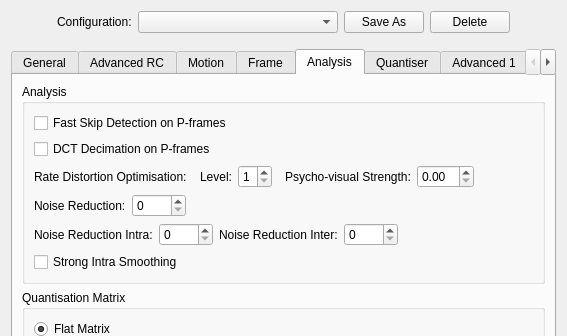
Above: avidemux_plugins/ADM_videoEncoder/x265/qt4/x265ConfigDialog.ui from mean00/avidemux2 before the change; both pictures show x 0 to 567 and y 0 to 336 of the 567 by 772 pixel window. Below: the same form after it.
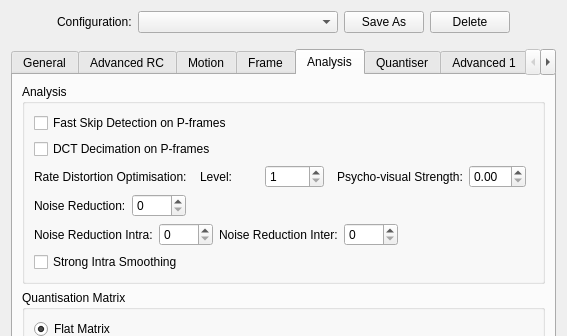
That is the form after the change. The open tabs and pages were chosen to show the change.

Commit message:
[x265] Change RDO UI to grid layout
Change the horizonal layout to a grid, with just one row for now.  This
does the spacing better between the elements.  And it will line up much
better when another row is added for rdoq settings.

```diff
--- a/avidemux_plugins/ADM_videoEncoder/x265/qt4/x265ConfigDialog.ui
+++ b/avidemux_plugins/ADM_videoEncoder/x265/qt4/x265ConfigDialog.ui
@@ -1774,16 +1774,18 @@
            </widget>
           </item>
           <item>
-           <layout class="QHBoxLayout" name="horizontalLayout_5">
-            <item>
+           <layout class="QGridLayout">
+            <item row="0" column="0">
              <widget class="QLabel" name="lblRDO">
               <property name="text">
                <string>Rate Distortion Optimisation:</string>
               </property>
              </widget>
             </item>
+            <item row="0" column="1">
+             <layout class="QHBoxLayout">
             <item>
-             <spacer name="horizontalSpacer_15">
+               <spacer>
               <property name="orientation">
                <enum>Qt::Horizontal</enum>
               </property>
@@ -1807,12 +1809,16 @@
              </widget>
             </item>
             <item>
-             <spacer name="horizontalSpacer_16">
+               <spacer>
               <property name="orientation">
                <enum>Qt::Horizontal</enum>
               </property>
              </spacer>
             </item>
+             </layout>
+            </item>
+            <item row="0" column="2">
+             <layout class="QHBoxLayout">
             <item>
              <widget class="QLabel" name="lblRDOLevel">
               <property name="text">
@@ -1831,17 +1837,13 @@
              </widget>
             </item>
             <item>
-             <spacer name="spacer_34">
+               <spacer>
               <property name="orientation">
                <enum>Qt::Horizontal</enum>
               </property>
-              <property name="sizeHint" stdset="0">
-               <size>
-                <width>13</width>
-                <height>13</height>
-               </size>
-              </property>
-             </spacer>
+               </spacer>
+              </item>
+             </layout>
             </item>
            </layout>
           </item>
```
Lines whose indentation alone changed are shown as unchanged.
